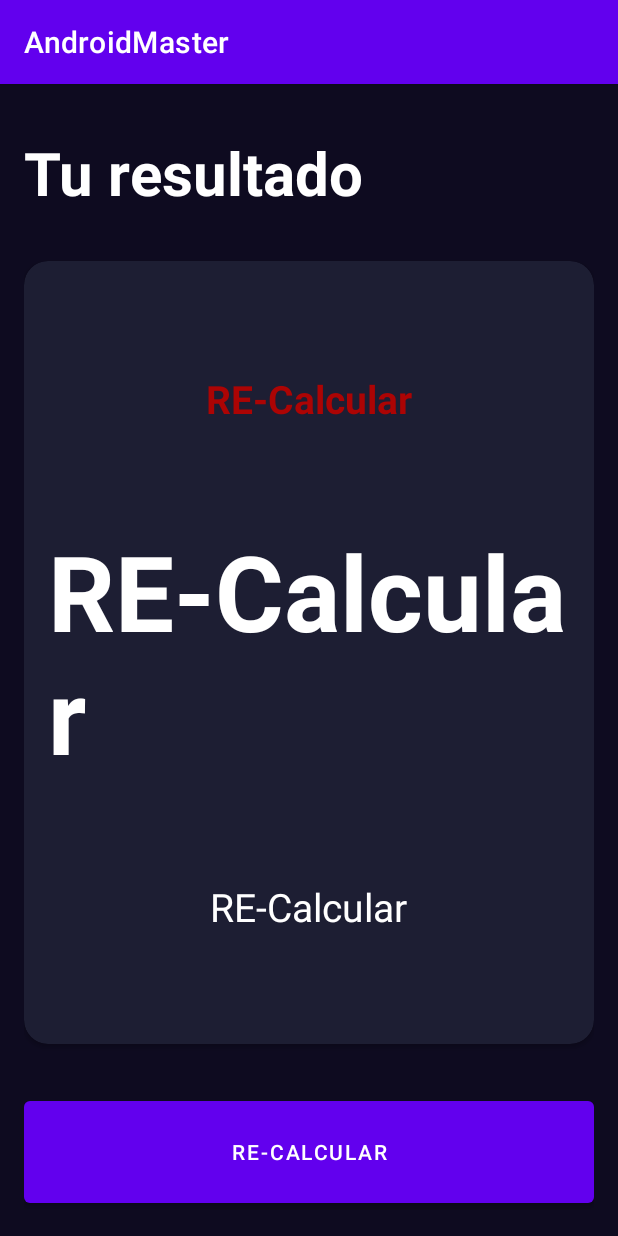
After one commit to benitezrafa/Kotlin_Master, an Android app: the ResultIMCActivity screen opened directly, with no data from a screen before it, on a phone screen of 412 x 824 dp. The commit adds this screen. Run offline under Robolectric (Android 15) with nearby library versions, the phone set to English and light mode, and no system bars.

Commit message:
Finalización de la aplicación de IMC con la introducción de la pantalla Result y Botón de Recalculate con vuelta a la pantalla inicial del app.

```diff
--- a/app/src/main/AndroidManifest.xml
+++ b/app/src/main/AndroidManifest.xml
@@ -12,6 +12,9 @@
         android:supportsRtl="true"
         android:theme="@style/Theme.AndroidMaster"
         tools:targetApi="31">
+        <activity
+            android:name=".imccalculator.ResultIMCActivity"
+            android:exported="false" />
         <activity
             android:name=".imccalculator.ImcCalculatorActivity"
             android:exported="false" />
@@ -29,7 +32,7 @@
             android:exported="false" />
         <activity
             android:name=".firstapp.FirstAppActivity"
-            android:exported="true"></activity>
+            android:exported="true" />
     </application>
 
 </manifest>
--- a/app/src/main/java/com/benitezrafa/androidmaster/imccalculator/ImcCalculatorActivity.kt
+++ b/app/src/main/java/com/benitezrafa/androidmaster/imccalculator/ImcCalculatorActivity.kt
@@ -1,5 +1,6 @@
 package com.benitezrafa.androidmaster.imccalculator
 
+import android.content.Intent
 import androidx.appcompat.app.AppCompatActivity
 import android.os.Bundle
 import android.util.Log
@@ -16,7 +17,7 @@ class ImcCalculatorActivity : AppCompatActivity() {
 
     private var isMaleSelected: Boolean = true
     private var isFemaleSelected: Boolean = false
-    private var currentWeight: Int = 70
+    private var currentWeight: Int = 100
     private var currentAge: Int = 30
     private var currentHeight: Int = 120
 
@@ -31,6 +32,11 @@ class ImcCalculatorActivity : AppCompatActivity() {
     private lateinit var btnPlusAge: FloatingActionButton
     private lateinit var tvAge: TextView
     private lateinit var btnCalculate: Button
+
+
+    companion object{
+        const val IMC_KEY = "IMC_RESULT"
+    }
 
 
     override fun onCreate(savedInstanceState: Bundle?) {
@@ -92,15 +98,21 @@ class ImcCalculatorActivity : AppCompatActivity() {
         }
 
         btnCalculate.setOnClickListener {
-            calculateIMC()
+            val result = calculateIMC()
+            navigateToResult(result)
         }
     }
 
-    private fun calculateIMC() {
+    private fun navigateToResult(result: Double) {
+        val intent = Intent(this, ResultIMCActivity::class.java)
+        intent.putExtra(IMC_KEY, result)
+        startActivity(intent)
+    }
+
+    private fun calculateIMC(): Double {
         val df = DecimalFormat("#.##")
         val imc = currentWeight / (currentHeight.toDouble() / 100 * currentHeight.toDouble() / 100)
-        val result = df.format(imc).toDouble()
-        Log.i("tutorial", "el IMC es $result")
+        return df.format(imc).toDouble()
     }
 
     private fun setAge() {
--- /dev/null
+++ b/app/src/main/java/com/benitezrafa/androidmaster/imccalculator/ResultIMCActivity.kt
@@ -0,0 +1,75 @@
+package com.benitezrafa.androidmaster.imccalculator
+
+import androidx.appcompat.app.AppCompatActivity
+import android.os.Bundle
+import android.widget.Button
+import android.widget.TextView
+import androidx.core.content.ContextCompat
+import com.benitezrafa.androidmaster.R
+import com.benitezrafa.androidmaster.imccalculator.ImcCalculatorActivity.Companion.IMC_KEY
+
+class ResultIMCActivity : AppCompatActivity() {
+
+    private lateinit var tvTitle: TextView
+    private lateinit var tvResult: TextView
+    private lateinit var tvIMC: TextView
+    private lateinit var tvDescription: TextView
+    private lateinit var btnRecalculate: Button
+
+    override fun onCreate(savedInstanceState: Bundle?) {
+        super.onCreate(savedInstanceState)
+        setContentView(R.layout.activity_result_imcactivity)
+        val result: Double = intent.extras?.getDouble(IMC_KEY) ?: -1.0
+        initComponents()
+        iniUI(result)
+        initListeners()
+    }
+
+    private fun initListeners() {
+        btnRecalculate.setOnClickListener { onBackPressed() }
+    }
+
+    private fun iniUI(result: Double) {
+        tvIMC.text = result.toString()
+        when (result) {
+            in 0.00..18.50 -> {//Bajo peso
+                tvResult.text = getString(R.string.title_bajo_peso)
+                tvResult.setTextColor(ContextCompat.getColor(this, R.color.peso_bajo))
+                tvDescription.text = getString(R.string.description_bajo_peso)
+            }
+
+            in 18.51..24.99 -> {//Peso normal
+                tvResult.text = getString(R.string.title_peso_normal)
+                tvResult.setTextColor(ContextCompat.getColor(this, R.color.peso_normal))
+                tvDescription.text = getString(R.string.description_peso_normal)
+            }
+
+            in 025.00..29.99 -> {//Sobrepeso
+                tvResult.text = getString(R.string.title_sobrepeso)
+                tvResult.setTextColor(ContextCompat.getColor(this, R.color.sobrepeso))
+                tvDescription.text = getString(R.string.description_sobrepeso)
+            }
+
+            in 30.00..99.00 -> {//Obesidad
+                tvResult.text = getString(R.string.title_obesidad)
+                tvResult.setTextColor(ContextCompat.getColor(this, R.color.obesidad))
+                tvDescription.text = getString(R.string.title_obesidad)
+            }
+
+            else -> {//error
+                tvIMC.text = getString(R.string.error)
+                tvResult.text = getString(R.string.error)
+                tvResult.setTextColor(ContextCompat.getColor(this, R.color.obesidad))
+                tvDescription.text = getString(R.string.error)
+            }
+        }
+    }
+
+    private fun initComponents() {
+        tvIMC = findViewById(R.id.tvIMC)
+        tvResult = findViewById(R.id.tvResult)
+        tvDescription = findViewById(R.id.tvDescription)
+        btnRecalculate = findViewById(R.id.btnRecalculate)
+        tvTitle = findViewById(R.id.tvTitle)
+    }
+}
--- a/app/src/main/res/layout/activity_first_app.xml
+++ b/app/src/main/res/layout/activity_first_app.xml
@@ -10,7 +10,7 @@
         android:layout_width="wrap_content"
         android:layout_height="wrap_content"
         android:layout_marginTop="64dp"
-        android:text="Escribe tunombre"
+        android:text="Escribe tu nombre"
         android:textColor="@color/black"
         android:textSize="35sp"
         android:textStyle="bold"
--- /dev/null
+++ b/app/src/main/res/layout/activity_result_imcactivity.xml
@@ -0,0 +1,80 @@
+<?xml version="1.0" encoding="utf-8"?>
+<androidx.constraintlayout.widget.ConstraintLayout xmlns:android="http://schemas.android.com/apk/res/android"
+    xmlns:app="http://schemas.android.com/apk/res-auto"
+    xmlns:tools="http://schemas.android.com/tools"
+    android:layout_width="match_parent"
+    android:layout_height="match_parent"
+    android:background="@color/background_app"
+    android:padding="16dp"
+    tools:context=".imccalculator.ResultIMCActivity">
+
+    <TextView
+        android:id="@+id/tvTitle"
+        android:layout_width="wrap_content"
+        android:layout_height="wrap_content"
+        android:layout_marginTop="16dp"
+        android:text="@string/result"
+        android:textColor="@color/white"
+        android:textSize="40sp"
+        android:textStyle="bold"
+        app:layout_constraintStart_toStartOf="parent"
+        app:layout_constraintTop_toTopOf="parent" />
+
+    <androidx.cardview.widget.CardView
+        android:layout_width="0dp"
+        android:layout_height="0dp"
+        android:layout_marginVertical="32dp"
+        app:cardBackgroundColor="@color/background_component"
+        app:cardCornerRadius="16dp"
+        app:layout_constraintBottom_toTopOf="@id/btnRecalculate"
+        app:layout_constraintEnd_toEndOf="parent"
+        app:layout_constraintStart_toStartOf="parent"
+        app:layout_constraintTop_toBottomOf="@id/tvTitle">
+
+        <androidx.appcompat.widget.LinearLayoutCompat
+            android:layout_width="match_parent"
+            android:layout_height="match_parent"
+            android:gravity="center"
+            android:layout_margin="16dp"
+            android:orientation="vertical">
+
+            <TextView
+                android:id="@+id/tvResult"
+                android:layout_width="wrap_content"
+                android:layout_height="wrap_content"
+                android:textSize="26sp"
+                android:textStyle="bold"
+                tools:text="Normal" />
+
+            <TextView
+                android:id="@+id/tvIMC"
+                android:layout_width="wrap_content"
+                android:layout_height="wrap_content"
+                android:layout_marginVertical="64dp"
+                android:textColor="@color/white"
+                android:textSize="70dp"
+                android:textStyle="bold"
+                tools:text="49" />
+
+            <TextView
+                android:id="@+id/tvDescription"
+                android:layout_width="wrap_content"
+                android:layout_height="wrap_content"
+                android:textColor="@color/white"
+                android:textSize="26sp"
+                tools:text="nem sie carai" />
+
+        </androidx.appcompat.widget.LinearLayoutCompat>
+
+
+    </androidx.cardview.widget.CardView>
+
+    <Button
+        android:id="@+id/btnRecalculate"
+        android:layout_width="0dp"
+        android:layout_height="80dp"
+        android:text="@string/recalculate"
+        app:layout_constraintBottom_toBottomOf="parent"
+        app:layout_constraintEnd_toEndOf="parent"
+        app:layout_constraintStart_toStartOf="parent" />
+</androidx.constraintlayout.widget.ConstraintLayout>
--- a/app/src/main/res/values/colors.xml
+++ b/app/src/main/res/values/colors.xml
@@ -15,5 +15,10 @@
     <color name="title_text">#FF8D8E98</color>
     <color name="background_fab">#FF6200EE</color>
 
+    <color name="peso_bajo">#FFEB3B</color>
+    <color name="peso_normal">#4CAF50</color>
+    <color name="sobrepeso">#FF5722</color>
+    <color name="obesidad">#AC0404</color>
+
 
 </resources>
--- a/app/src/main/res/values/strings.xml
+++ b/app/src/main/res/values/strings.xml
@@ -6,6 +6,22 @@
     <string name="weight">Peso</string>
     <string name="age">Edad</string>
     <string name="calculate">Calcular</string>
+    <string name="result">Tu resultado</string>
+    <string name="recalculate">RE-Calcular</string>
 
 
+    <string name="error">RE-Calcular</string>
+
+    <string name="title_bajo_peso">Bajo peso</string>
+    <string name="description_bajo_peso">Estás por debajo de lo óptimo para tu peso y altura.</string>
+
+    <string name="title_peso_normal">Normal</string>
+    <string name="description_peso_normal">Estás en lo óptimo para tu peso y altura.</string>
+
+    <string name="title_sobrepeso">Sobrepeso</string>
+    <string name="description_sobrepeso">Estás por encima de lo óptimo para tu peso y altura.</string>
+
+    <string name="title_obesidad">Obesidad</string>
+    <string name="description_obesidad">Estás MUY por encima de lo óptimo para tu peso y altura.</string>
+
 </resources>
```
